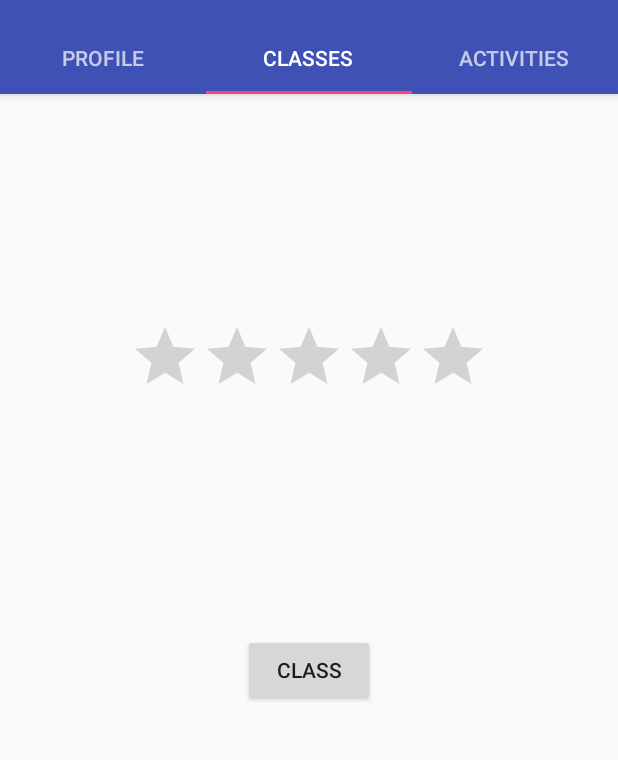
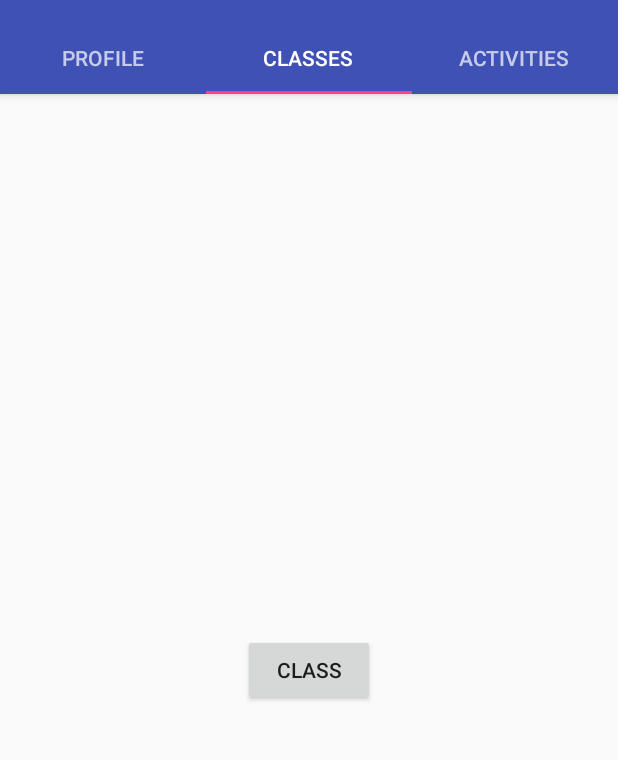
Before and after one commit to Dexcrash/AtheaEdProject, an Android app: the screen it shows after launch (TabbedActivity), tab 2 chosen, on a phone screen of 412 x 824 dp, the part 74-834 px from its top. Run offline under Robolectric (Android 15) with nearby library versions, the phone set to English and light mode, and no system bars.

Commit message:
Fix de la tabla

```diff
--- a/app/src/main/java/com/athenaed/athena/ActivitiesFragment.java
+++ b/app/src/main/java/com/athenaed/athena/ActivitiesFragment.java
@@ -22,9 +22,9 @@ public class ActivitiesFragment extends Fragment {
     @Nullable
     @Override
     public View onCreateView(LayoutInflater inflater, @Nullable ViewGroup container, @Nullable Bundle savedInstanceState) {
-        View view =  inflater.inflate(R.layout.fragment_classes,container,false);
+        View view =  inflater.inflate(R.layout.fragment_activities,container,false);
 
-        buttonActivities = view.findViewById(R.id.classesButton1);
+        buttonActivities = view.findViewById(R.id.activitiesButton1);
 
         buttonActivities.setOnClickListener(new View.OnClickListener() {
             @Override
--- a/app/src/main/java/com/athenaed/athena/ProfileFragment.java
+++ b/app/src/main/java/com/athenaed/athena/ProfileFragment.java
@@ -19,9 +19,9 @@ public class ProfileFragment extends Fragment {
     @Nullable
     @Override
     public View onCreateView(LayoutInflater inflater, @Nullable ViewGroup container, @Nullable Bundle savedInstanceState) {
-        View view =  inflater.inflate(R.layout.fragment_classes,container,false);
+        View view =  inflater.inflate(R.layout.fragment_profile,container,false);
 
-        buttonProfile = view.findViewById(R.id.classesButton1);
+        buttonProfile = view.findViewById(R.id.profileButton1);
 
         buttonProfile.setOnClickListener(new View.OnClickListener() {
             @Override
--- a/app/src/main/res/layout/fragment_classes.xml
+++ b/app/src/main/res/layout/fragment_classes.xml
@@ -18,17 +18,4 @@
         app:layout_constraintStart_toStartOf="parent"
         app:layout_constraintTop_toTopOf="parent" />
 
-    <RatingBar
-        android:id="@+id/ratingBar"
-        android:layout_width="wrap_content"
-        android:layout_height="wrap_content"
-        android:layout_marginBottom="8dp"
-        android:layout_marginEnd="8dp"
-        android:layout_marginStart="8dp"
-        android:layout_marginTop="8dp"
-        app:layout_constraintBottom_toTopOf="@+id/classesButton1"
-        app:layout_constraintEnd_toEndOf="parent"
-        app:layout_constraintStart_toStartOf="parent"
-        app:layout_constraintTop_toTopOf="parent" />
-
 </android.support.constraint.ConstraintLayout>
```
